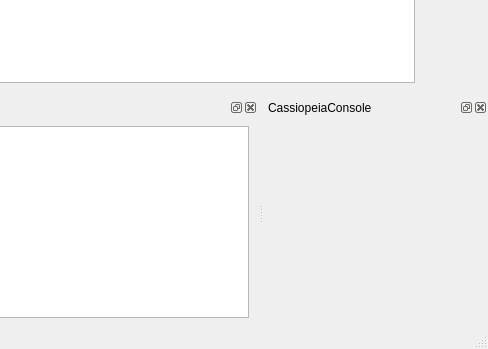
This is ui_files/DragonLog_MainWindow.ui in gitandy/DragonLog as Qt 5 draws it before an edit; both pictures show x 798 to 1286 and y 551 to 900 of the 1286 by 900 pixel window. The edited form follows.
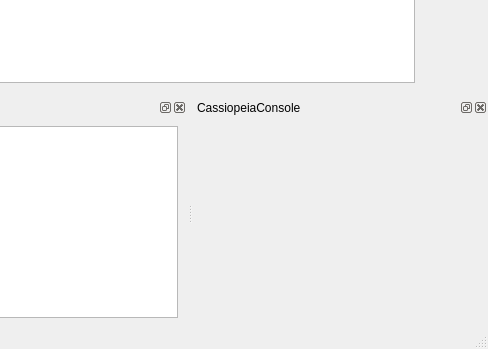
This is the edited form. Icons and pictures are not drawn.

```diff
--- a/ui_files/DragonLog_MainWindow.ui
+++ b/ui_files/DragonLog_MainWindow.ui
@@ -404,6 +404,18 @@
    </widget>
   </widget>
   <widget class="QDockWidget" name="ccDockWidget">
+   <property name="sizePolicy">
+    <sizepolicy hsizetype="MinimumExpanding" vsizetype="MinimumExpanding">
+     <horstretch>0</horstretch>
+     <verstretch>0</verstretch>
+    </sizepolicy>
+   </property>
+   <property name="minimumSize">
+    <size>
+     <width>82</width>
+     <height>40</height>
+    </size>
+   </property>
    <property name="allowedAreas">
     <set>Qt::BottomDockWidgetArea|Qt::TopDockWidgetArea</set>
    </property>
@@ -413,7 +425,14 @@
    <attribute name="dockWidgetArea">
     <number>8</number>
    </attribute>
-   <widget class="QWidget" name="ccDockWidgetContents"/>
+   <widget class="QWidget" name="ccDockWidgetContents">
+    <property name="sizePolicy">
+     <sizepolicy hsizetype="MinimumExpanding" vsizetype="MinimumExpanding">
+      <horstretch>0</horstretch>
+      <verstretch>0</verstretch>
+     </sizepolicy>
+    </property>
+   </widget>
   </widget>
   <action name="actionLog_QSO">
    <property name="icon">
```
